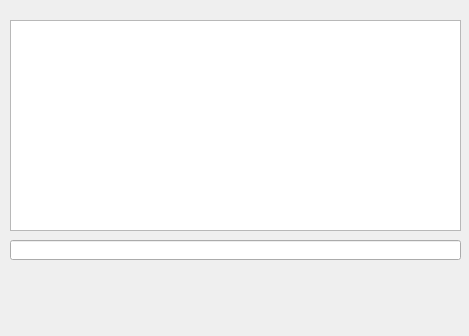
The window that xmlparser/stringset.ui (ks00141/ks00141) describes before a commit, drawn with Qt 5.
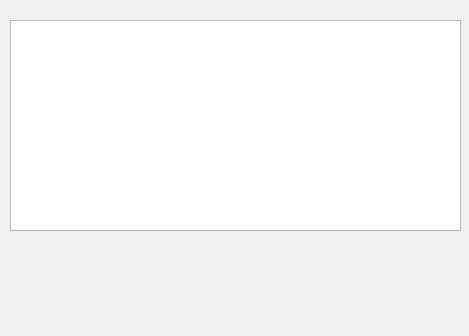
The same window after the commit.

Patch:
```diff
--- a/xmlparser/stringset.ui
+++ b/xmlparser/stringset.ui
@@ -23,16 +23,6 @@
     </rect>
    </property>
   </widget>
-  <widget class="QLineEdit" name="le">
-   <property name="geometry">
-    <rect>
-     <x>10</x>
-     <y>240</y>
-     <width>451</width>
-     <height>20</height>
-    </rect>
-   </property>
-  </widget>
  </widget>
  <resources/>
  <connections/>
```
